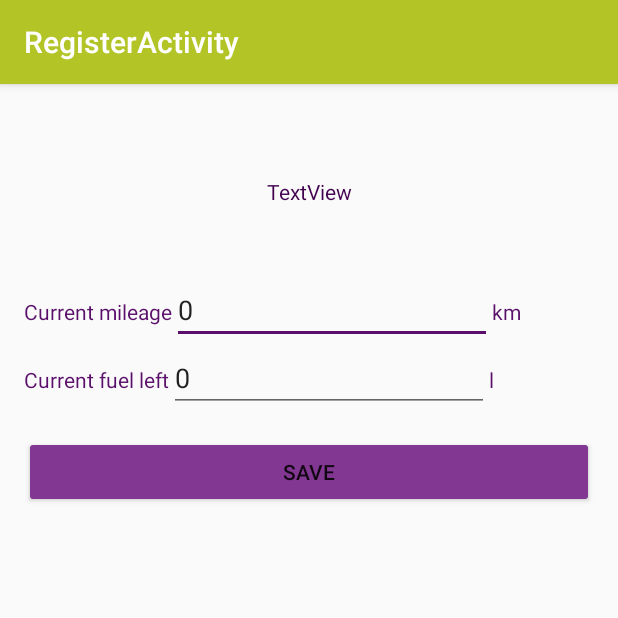
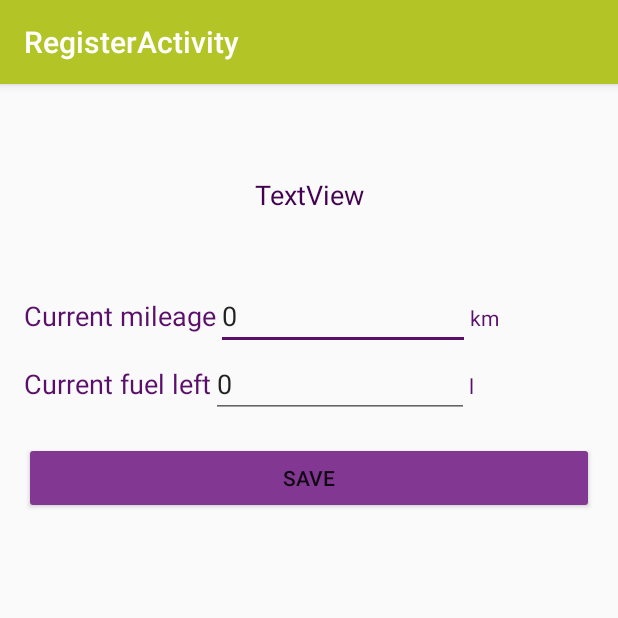
Before and after one commit to milorads/FuelLog, an Android app: the screen it shows after launch (RegisterActivity), on a phone screen of 412 x 824 dp, the top half of it. Run offline under Robolectric (Android 15) with nearby library versions, the phone set to English and light mode, and no system bars.

Commit message:
increased text size

```diff
--- a/app/src/main/res/layout/activity_edit.xml
+++ b/app/src/main/res/layout/activity_edit.xml
@@ -34,7 +34,8 @@
             android:layout_height="wrap_content"
             android:id="@+id/textView9"
             android:gravity="center"
-            android:textColor="@color/colorAccentDark"/>
+            android:textColor="@color/colorAccentDark"
+            android:textSize="18sp" />
 
         <ListView
             android:layout_width="match_parent"
--- a/app/src/main/res/layout/activity_register.xml
+++ b/app/src/main/res/layout/activity_register.xml
@@ -24,7 +24,8 @@
             tools:text="Please enter the following information"
             android:gravity="center"
             android:layout_gravity="center"
-            android:textColor="@color/colorAccentDark" />
+            android:textColor="@color/colorAccentDark"
+            android:textSize="18sp" />
 
         <LinearLayout
             android:orientation="vertical"
@@ -43,16 +44,15 @@
                     android:layout_width="wrap_content"
                     android:layout_height="wrap_content"
                     android:id="@+id/textView4"
-                    android:layout_weight="1"
-                    android:textColor="@color/colorAccent" />
+                    android:textColor="@color/colorAccent"
+                    android:textSize="18sp" />
 
                 <EditText
-                    android:layout_width="wrap_content"
+                    android:layout_width="169dp"
                     android:layout_height="wrap_content"
                     android:inputType="numberSigned"
                     android:ems="10"
                     android:id="@+id/editText"
-                    android:layout_weight="1"
                     android:text="0" />
 
                 <TextView
@@ -74,15 +74,15 @@
                     android:layout_width="wrap_content"
                     android:layout_height="wrap_content"
                     android:id="@+id/textView5"
-                    android:textColor="@color/colorAccent" />
+                    android:textColor="@color/colorAccent"
+                    android:textSize="18sp" />
 
                 <EditText
-                    android:layout_width="wrap_content"
+                    android:layout_width="172dp"
                     android:layout_height="wrap_content"
                     android:inputType="numberSigned"
                     android:ems="10"
                     android:id="@+id/editText2"
-                    android:layout_weight="1"
                     android:text="0" />
 
                 <TextView
```
Also changed, not shown: app/src/main/res/layout/activity_add.xml (+10 -6 lines), app/src/main/res/layout/activity_last_n.xml (+12 -6 lines), app/src/main/res/layout/activity_main.xml (+18 -9 lines), app/src/main/res/layout/edit_database_item.xml (+9 -6 lines).
